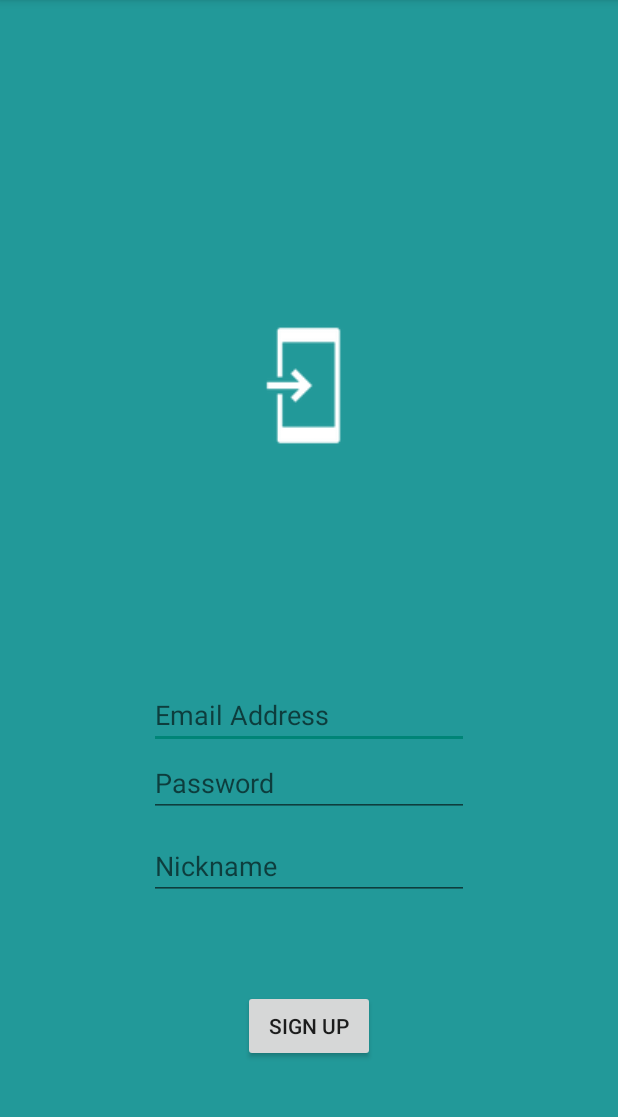
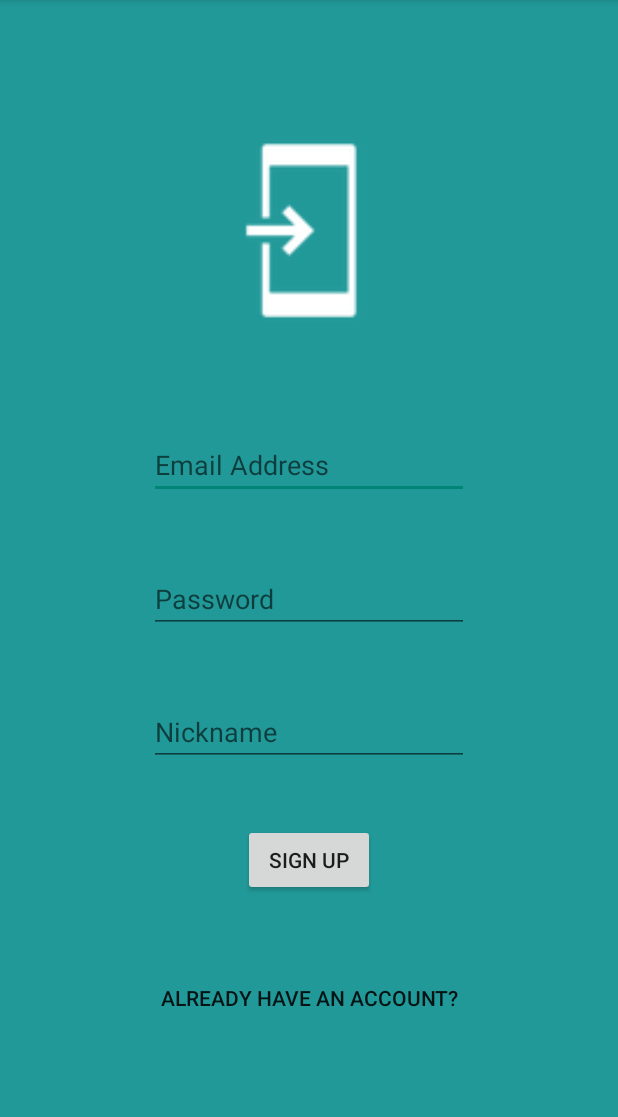
Before and after one commit to zhanshenlc/Coinz, an Android app: the RegisterActivity screen opened directly, with no data from a screen before it, on a phone screen of 412 x 824 dp, the part 84-1201 px from its top. Run offline under Robolectric (Android 15) with nearby library versions, the phone set to English and light mode, and no system bars; our stand-ins replace Firebase (no records; nobody signed in at launch, a user with empty details on screens opened directly).

```diff
--- a/app/src/main/java/com/uoe/zhanshenlc/coinz/MainActivity.kt
+++ b/app/src/main/java/com/uoe/zhanshenlc/coinz/MainActivity.kt
@@ -15,7 +15,7 @@ class MainActivity : AppCompatActivity() {
 
         Handler().postDelayed(object : Runnable{
             override fun run() {
-                val home = Intent(this@MainActivity, HomeActivity::class.java)
+                val home = Intent(this@MainActivity, LoginActivity::class.java)
                 startActivity(home)
                 finish()
             }
--- a/app/src/main/java/com/uoe/zhanshenlc/coinz/RegisterActivity.kt
+++ b/app/src/main/java/com/uoe/zhanshenlc/coinz/RegisterActivity.kt
@@ -10,7 +10,8 @@ import android.view.View
 import android.widget.Button
 import android.widget.EditText
 import android.widget.ImageView
-import java.net.URI
+import com.google.firebase.auth.FirebaseAuth
+import com.google.firebase.auth.FirebaseUser
 
 class RegisterActivity : AppCompatActivity() {
 
@@ -20,10 +21,12 @@ class RegisterActivity : AppCompatActivity() {
     lateinit var profile : ImageView
     lateinit var btn : Button
     lateinit var imageUri : Uri
+    internal lateinit var mAuth : FirebaseAuth
 
     override fun onCreate(savedInstanceState: Bundle?) {
         super.onCreate(savedInstanceState)
         setContentView(R.layout.activity_register)
+        mAuth = FirebaseAuth.getInstance()
 
         id = findViewById(R.id.id)
         password = findViewById(R.id.password)
@@ -43,6 +46,8 @@ class RegisterActivity : AppCompatActivity() {
 
     }
 
+
+
     private fun signup() {
 
     }
@@ -55,7 +60,7 @@ class RegisterActivity : AppCompatActivity() {
 
     override fun onActivityResult(requestCode : Int, resultCode : Int, data : Intent?) {
         if (requestCode == 10 && resultCode == Activity.RESULT_OK) {
-            profile.setImageURI(data?.data)
+            profile.setImageURI(data!!.data)
             if (data != null) {
                 imageUri = data.data
             }
--- a/app/src/main/res/layout/activity_register.xml
+++ b/app/src/main/res/layout/activity_register.xml
@@ -4,15 +4,15 @@
     xmlns:tools="http://schemas.android.com/tools"
     android:layout_width="match_parent"
     android:layout_height="match_parent"
+    android:background="#299"
     tools:context=".RegisterActivity"
-    android:background="#299" >
+    tools:layout_editor_absoluteY="25dp">
 
     <ImageView
         android:id="@+id/img_profile"
-        android:layout_width="100dp"
-        android:layout_height="0dp"
-        android:layout_marginBottom="70dp"
-        android:layout_marginTop="60dp"
+        android:layout_width="150dp"
+        android:layout_height="150dp"
+        android:layout_marginTop="40dp"
         android:src="@drawable/common_full_open_on_phone"
         app:layout_constraintBottom_toTopOf="@+id/id"
         app:layout_constraintEnd_toEndOf="parent"
@@ -24,11 +24,11 @@
         android:id="@+id/id"
         android:layout_width="wrap_content"
         android:layout_height="wrap_content"
-        android:layout_marginBottom="10dp"
+        android:layout_marginTop="20dp"
         android:ems="10"
         android:hint="Email Address"
         android:inputType="textPersonName"
-        app:layout_constraintBottom_toTopOf="@+id/textPassword"
+        app:layout_constraintBottom_toTopOf="@+id/password"
         app:layout_constraintEnd_toEndOf="parent"
         app:layout_constraintStart_toStartOf="parent"
         app:layout_constraintTop_toBottomOf="@+id/img_profile" />
@@ -37,7 +37,7 @@
         android:id="@+id/password"
         android:layout_width="wrap_content"
         android:layout_height="wrap_content"
-        android:layout_marginBottom="10dp"
+        android:layout_marginTop="5dp"
         android:ems="10"
         android:hint="Password"
         android:inputType="textPassword"
@@ -49,7 +49,7 @@
         android:id="@+id/nickname"
         android:layout_width="wrap_content"
         android:layout_height="wrap_content"
-        android:layout_marginBottom="60dp"
+        android:layout_marginTop="5dp"
         android:ems="10"
         android:hint="Nickname"
         android:inputType="textPersonName"
@@ -61,11 +61,23 @@
         android:id="@+id/signup"
         android:layout_width="wrap_content"
         android:layout_height="wrap_content"
-        android:layout_marginBottom="60dp"
+        android:layout_marginBottom="5dp"
         android:text="SIGN UP"
-        app:layout_constraintBottom_toBottomOf="parent"
+        app:layout_constraintBottom_toTopOf="@+id/login"
         app:layout_constraintEnd_toEndOf="parent"
         app:layout_constraintStart_toStartOf="parent"
         app:layout_constraintTop_toBottomOf="@+id/nickname" />
 
+    <Button
+        android:id="@+id/login"
+        android:layout_width="wrap_content"
+        android:layout_height="wrap_content"
+        android:layout_marginBottom="40dp"
+        android:text="Already have an account?"
+        android:background="@android:color/transparent"
+        app:layout_constraintBottom_toBottomOf="parent"
+        app:layout_constraintEnd_toEndOf="parent"
+        app:layout_constraintStart_toStartOf="parent"
+        app:layout_constraintTop_toBottomOf="@+id/signup" />
+
 </android.support.constraint.ConstraintLayout>
```
Also changed, not shown: app/src/main/java/com/uoe/zhanshenlc/coinz/HomeActivity.kt (+14 -2 lines), app/src/main/java/com/uoe/zhanshenlc/coinz/LoginActivity.kt (+13 -0 lines), app/src/main/res/layout/activity_login.xml (+36 -0 lines), app/src/main/res/drawable/coinz.png (added), app/src/main/res/drawable/img1.jpg (added), app/src/main/res/drawable/img2.jpg (added), app/src/main/res/drawable/img3.jpg (added), 2 other files.
